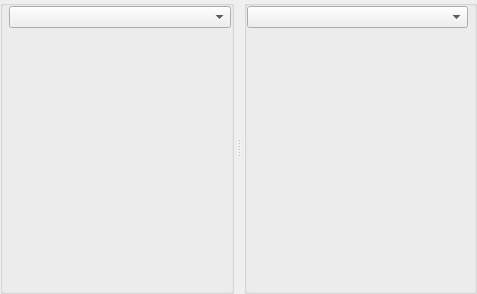
Before: the Qt Designer form src/Editor/EditorLayouts/EditorLayoutClassic.ui in RemotelyChaotic/JOIPEngine, drawn with Qt 5.
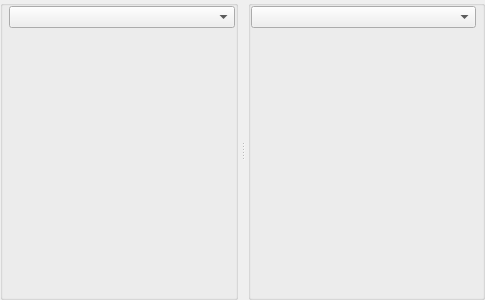
After: the same form once the commit is applied. Custom widgets are drawn as their Qt base class.

Commit message: Initial splitter sizes fixed in editors

Diff of the .ui file:
```diff
--- a/src/Editor/EditorLayouts/EditorLayoutClassic.ui
+++ b/src/Editor/EditorLayouts/EditorLayoutClassic.ui
@@ -6,8 +6,8 @@
    <rect>
     <x>0</x>
     <y>0</y>
-    <width>477</width>
-    <height>294</height>
+    <width>485</width>
+    <height>300</height>
    </rect>
   </property>
   <property name="windowTitle">
@@ -36,7 +36,7 @@
      </property>
      <widget class="QGroupBox" name="pLeftPanelGroupBox">
       <property name="sizePolicy">
-       <sizepolicy hsizetype="Preferred" vsizetype="Expanding">
+       <sizepolicy hsizetype="Ignored" vsizetype="Expanding">
         <horstretch>0</horstretch>
         <verstretch>0</verstretch>
        </sizepolicy>
@@ -98,7 +98,7 @@
      </widget>
      <widget class="QGroupBox" name="pRightPanelGroupBox">
       <property name="sizePolicy">
-       <sizepolicy hsizetype="Preferred" vsizetype="Expanding">
+       <sizepolicy hsizetype="Ignored" vsizetype="Expanding">
         <horstretch>0</horstretch>
         <verstretch>0</verstretch>
        </sizepolicy>
```
The commit also changes 4 other files.
